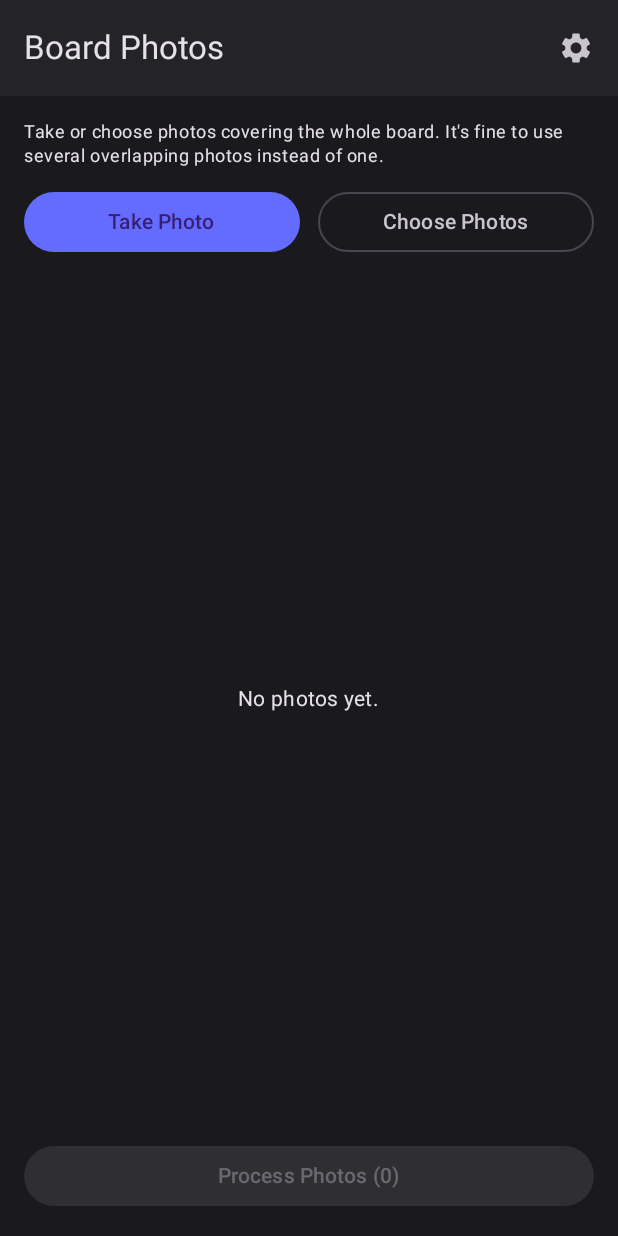
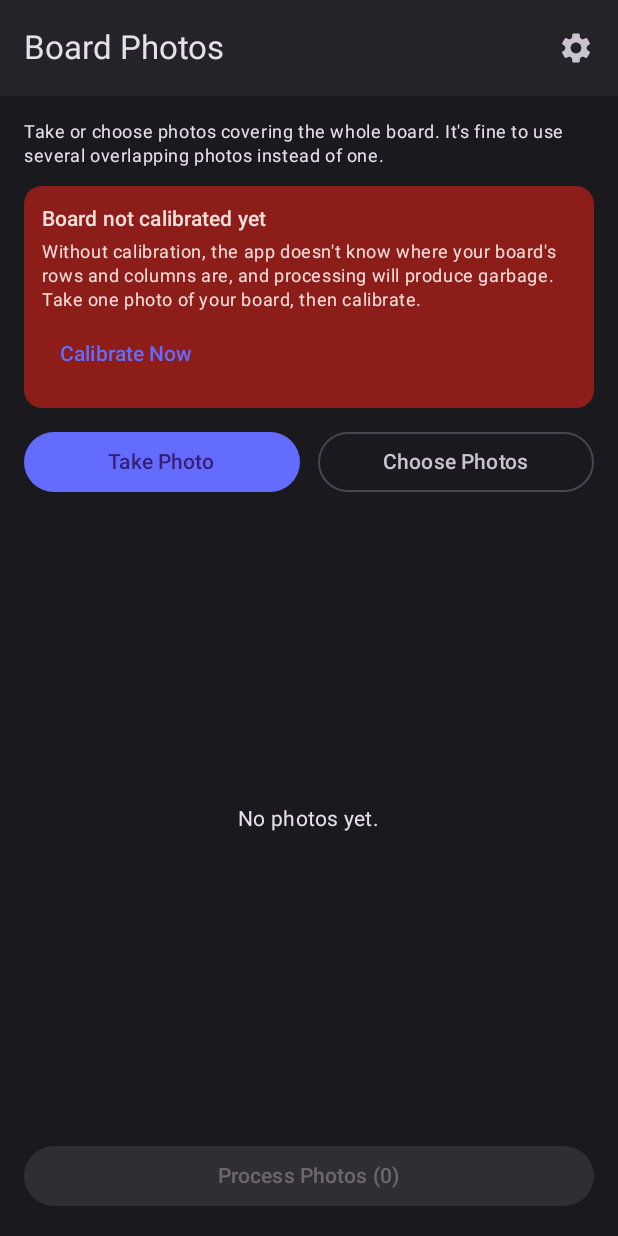
Before and after one commit to mzuern/dashboard, an Android app built with Jetpack Compose: the PhotoCaptureScreen screen opened through its navigation route, on a phone screen of 412 x 824 dp. Run offline under Robolectric (Android 15) with nearby library versions, the phone set to English and light mode, and no system bars; our stand-ins replace Room's generated code; libraries missing offline, so code that uses them is left out: com.googlecode.tesseract.

Commit message:
Warn on the main screen when the board hasn't been calibrated
Real-device testing surfaced the actual failure mode: without
calibration, BoardTemplate.DEFAULT crops arbitrary regions of the
photo, so OCR runs successfully but on the wrong pixels entirely -
producing "very much wrong" garbled text with no indication of why.

PhotoCaptureScreen now shows a warning card (only when the board
template is still the untouched default) explaining that calibration
is required and linking straight to the Calibration screen, instead of
silently letting a first-time user process photos against a
meaningless template.

Co-Authored-By: Claude Sonnet 5 <noreply@anthropic.com>
Claude-Session: https://claude.ai/code/session_01T6a9xLgjsf2wHSEgPtLace

```diff
--- a/app/src/main/java/com/productionboard/scanner/MainActivity.kt
+++ b/app/src/main/java/com/productionboard/scanner/MainActivity.kt
@@ -64,8 +64,10 @@ private fun AppRoot() {
         composable(Destinations.PHOTO_CAPTURE) {
             PhotoCaptureScreen(
                 viewModel = photoCaptureViewModel,
+                boardTemplate = settings.boardTemplate,
                 onProcessPhotos = { navController.navigate(Destinations.PROCESSING) },
                 onOpenSettings = { navController.navigate(Destinations.SETTINGS) },
+                onOpenCalibration = { navController.navigate(Destinations.CALIBRATION) },
             )
         }
 
--- a/app/src/main/java/com/productionboard/scanner/ui/screens/PhotoCaptureScreen.kt
+++ b/app/src/main/java/com/productionboard/scanner/ui/screens/PhotoCaptureScreen.kt
@@ -26,6 +26,8 @@ import androidx.compose.material.icons.filled.Close
 import androidx.compose.material.icons.filled.RotateRight
 import androidx.compose.material.icons.filled.Settings
 import androidx.compose.material3.Button
+import androidx.compose.material3.Card
+import androidx.compose.material3.CardDefaults
 import androidx.compose.material3.ExperimentalMaterial3Api
 import androidx.compose.material3.Icon
 import androidx.compose.material3.IconButton
@@ -33,6 +35,7 @@ import androidx.compose.material3.MaterialTheme
 import androidx.compose.material3.OutlinedButton
 import androidx.compose.material3.Scaffold
 import androidx.compose.material3.Text
+import androidx.compose.material3.TextButton
 import androidx.compose.material3.TopAppBar
 import androidx.compose.runtime.Composable
 import androidx.compose.runtime.collectAsState
@@ -46,6 +49,7 @@ import androidx.compose.ui.draw.clip
 import androidx.compose.ui.graphics.asImageBitmap
 import androidx.compose.ui.platform.LocalContext
 import androidx.compose.ui.unit.dp
+import com.productionboard.scanner.domain.BoardTemplate
 import com.productionboard.scanner.photo.PhotoCaptureViewModel
 import com.productionboard.scanner.photo.SelectedPhoto
 
@@ -58,8 +62,10 @@ import com.productionboard.scanner.photo.SelectedPhoto
 @Composable
 fun PhotoCaptureScreen(
     viewModel: PhotoCaptureViewModel,
+    boardTemplate: BoardTemplate,
     onProcessPhotos: () -> Unit,
     onOpenSettings: () -> Unit,
+    onOpenCalibration: () -> Unit,
 ) {
     val photos by viewModel.photos.collectAsState()
     val context = LocalContext.current
@@ -87,6 +93,31 @@ fun PhotoCaptureScreen(
                 "Take or choose photos covering the whole board. It's fine to use several overlapping photos instead of one.",
                 style = MaterialTheme.typography.bodySmall,
             )
+
+            if (boardTemplate == BoardTemplate.DEFAULT) {
+                Card(
+                    colors = CardDefaults.cardColors(containerColor = MaterialTheme.colorScheme.errorContainer),
+                    modifier = Modifier.fillMaxWidth().padding(top = 12.dp),
+                ) {
+                    Column(modifier = Modifier.padding(12.dp)) {
+                        Text(
+                            "Board not calibrated yet",
+                            style = MaterialTheme.typography.titleSmall,
+                            color = MaterialTheme.colorScheme.onErrorContainer,
+                        )
+                        Text(
+                            "Without calibration, the app doesn't know where your board's rows and columns are, " +
+                                "and processing will produce garbage. Take one photo of your board, then calibrate.",
+                            style = MaterialTheme.typography.bodySmall,
+                            color = MaterialTheme.colorScheme.onErrorContainer,
+                            modifier = Modifier.padding(top = 4.dp),
+                        )
+                        TextButton(onClick = onOpenCalibration, modifier = Modifier.padding(top = 4.dp)) {
+                            Text("Calibrate Now")
+                        }
+                    }
+                }
+            }
 
             Row(modifier = Modifier.fillMaxWidth().padding(vertical = 12.dp), horizontalArrangement = Arrangement.spacedBy(12.dp)) {
                 Button(
```
Also changed, not shown: 1 other file.
